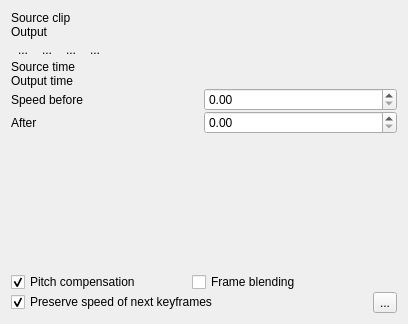
First picture: the form in src/ui/timeremap_ui.ui, repository KDE/kdenlive, before the edit.
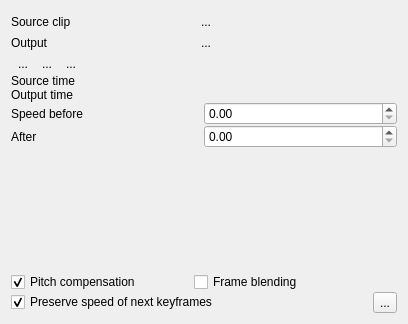
Second picture: the form after the edit. Icons and pictures are not drawn.

Commit message: Fix various timeremap inconsistencies

The edit to the form file:
```diff
--- a/src/ui/timeremap_ui.ui
+++ b/src/ui/timeremap_ui.ui
@@ -17,85 +17,14 @@
    <property name="verticalSpacing">
     <number>0</number>
    </property>
-   <item row="0" column="0">
-    <widget class="QLabel" name="label_6">
+   <item row="6" column="1" colspan="3">
+    <widget class="QCheckBox" name="frame_blending">
      <property name="text">
-      <string>Source clip</string>
+      <string>Frame blending</string>
      </property>
     </widget>
    </item>
-   <item row="1" column="0" colspan="3">
-    <layout class="QVBoxLayout" name="remapLayout"/>
-   </item>
-   <item row="2" column="0">
-    <widget class="QLabel" name="label_5">
-     <property name="text">
-      <string>Output</string>
-     </property>
-    </widget>
-   </item>
-   <item row="3" column="0" colspan="3">
-    <layout class="QHBoxLayout" name="horizontalLayout_5">
-     <item>
-      <widget class="QToolButton" name="button_prev">
-       <property name="text">
-        <string>...</string>
-       </property>
-       <property name="autoRaise">
-        <bool>true</bool>
-       </property>
-      </widget>
-     </item>
-     <item>
-      <widget class="QToolButton" name="button_add">
-       <property name="text">
-        <string>...</string>
-       </property>
-       <property name="autoRaise">
-        <bool>true</bool>
-       </property>
-      </widget>
-     </item>
-     <item>
-      <widget class="QToolButton" name="button_next">
-       <property name="text">
-        <string>...</string>
-       </property>
-       <property name="autoRaise">
-        <bool>true</bool>
-       </property>
-      </widget>
-     </item>
-     <item>
-      <widget class="QToolButton" name="button_center">
-       <property name="text">
-        <string>...</string>
-       </property>
-       <property name="icon">
-        <iconset theme="align-horizontal-center">
-         <normaloff>.</normaloff>.</iconset>
-       </property>
-       <property name="autoRaise">
-        <bool>true</bool>
-       </property>
-      </widget>
-     </item>
-     <item>
-      <spacer name="horizontalSpacer">
-       <property name="orientation">
-        <enum>Qt::Horizontal</enum>
-       </property>
-       <property name="sizeHint" stdset="0">
-        <size>
-         <width>28</width>
-         <height>20</height>
-        </size>
-       </property>
-      </spacer>
-     </item>
-    </layout>
-   </item>
-   <item row="4" column="0" colspan="3">
+   <item row="4" column="0" colspan="4">
     <widget class="QFrame" name="info_frame">
      <property name="frameShape">
       <enum>QFrame::NoFrame</enum>
@@ -186,10 +115,10 @@
      </layout>
     </widget>
    </item>
-   <item row="5" column="0">
-    <spacer name="verticalSpacer">
-     <property name="orientation">
-      <enum>Qt::Vertical</enum>
+   <item row="2" column="1">
+    <widget class="QToolButton" name="button_center">
+     <property name="text">
+      <string>...</string>
      </property>
      <property name="sizeHint" stdset="0">
       <size>
@@ -197,7 +126,13 @@
        <height>39</height>
       </size>
      </property>
-    </spacer>
+     <property name="autoRaise">
+      <bool>true</bool>
+     </property>
+    </widget>
+   </item>
+   <item row="1" column="0" colspan="4">
+    <layout class="QVBoxLayout" name="remapLayout"/>
    </item>
    <item row="6" column="0">
     <widget class="QCheckBox" name="pitch_compensate">
@@ -212,10 +147,75 @@
      </property>
     </widget>
    </item>
-   <item row="6" column="1" colspan="2">
-    <widget class="QCheckBox" name="frame_blending">
+   <item row="7" column="3">
+    <widget class="QToolButton" name="button_del">
      <property name="text">
-      <string>Frame blending</string>
+      <string>...</string>
+     </property>
+     <property name="icon">
+      <iconset theme="edit-delete">
+       <normaloff>.</normaloff>.</iconset>
+     </property>
+    </widget>
+   </item>
+   <item row="0" column="0">
+    <widget class="QLabel" name="label_6">
+     <property name="text">
+      <string>Source clip</string>
+     </property>
+    </widget>
+   </item>
+   <item row="3" column="0" colspan="4">
+    <layout class="QHBoxLayout" name="horizontalLayout_5">
+     <item>
+      <widget class="QToolButton" name="button_prev">
+       <property name="text">
+        <string>...</string>
+       </property>
+       <property name="autoRaise">
+        <bool>true</bool>
+       </property>
+      </widget>
+     </item>
+     <item>
+      <widget class="QToolButton" name="button_add">
+       <property name="text">
+        <string>...</string>
+       </property>
+       <property name="autoRaise">
+        <bool>true</bool>
+       </property>
+      </widget>
+     </item>
+     <item>
+      <widget class="QToolButton" name="button_next">
+       <property name="text">
+        <string>...</string>
+       </property>
+       <property name="autoRaise">
+        <bool>true</bool>
+       </property>
+      </widget>
+     </item>
+     <item>
+      <spacer name="horizontalSpacer">
+       <property name="orientation">
+        <enum>Qt::Horizontal</enum>
+       </property>
+       <property name="sizeHint" stdset="0">
+        <size>
+         <width>28</width>
+         <height>20</height>
+        </size>
+       </property>
+      </spacer>
+     </item>
+    </layout>
+   </item>
+   <item row="2" column="0">
+    <widget class="QLabel" name="label_5">
+     <property name="text">
+      <string>Output</string>
      </property>
     </widget>
    </item>
@@ -229,14 +229,42 @@
      </property>
     </widget>
    </item>
-   <item row="7" column="2">
-    <widget class="QToolButton" name="button_del">
+   <item row="5" column="0">
+    <spacer name="verticalSpacer">
+     <property name="orientation">
+      <enum>Qt::Vertical</enum>
+     </property>
+     <property name="sizeHint" stdset="0">
+      <size>
+       <width>20</width>
+       <height>39</height>
+      </size>
+     </property>
+    </spacer>
+   </item>
+   <item row="2" column="2" colspan="2">
+    <spacer name="horizontalSpacer_2">
+     <property name="orientation">
+      <enum>Qt::Horizontal</enum>
+     </property>
+     <property name="sizeHint" stdset="0">
+      <size>
+       <width>40</width>
+       <height>20</height>
+      </size>
+     </property>
+    </spacer>
+   </item>
+   <item row="0" column="1">
+    <widget class="QToolButton" name="button_center_top">
      <property name="text">
       <string>...</string>
      </property>
      <property name="icon">
-      <iconset theme="edit-delete">
-       <normaloff>.</normaloff>.</iconset>
+      <iconset theme="align-horizontal-center"/>
+     </property>
+     <property name="autoRaise">
+      <bool>true</bool>
      </property>
     </widget>
    </item>
```
Left out of the diff: 8 changed lines with no effect on the pictures. The commit also changes 2 other files.
